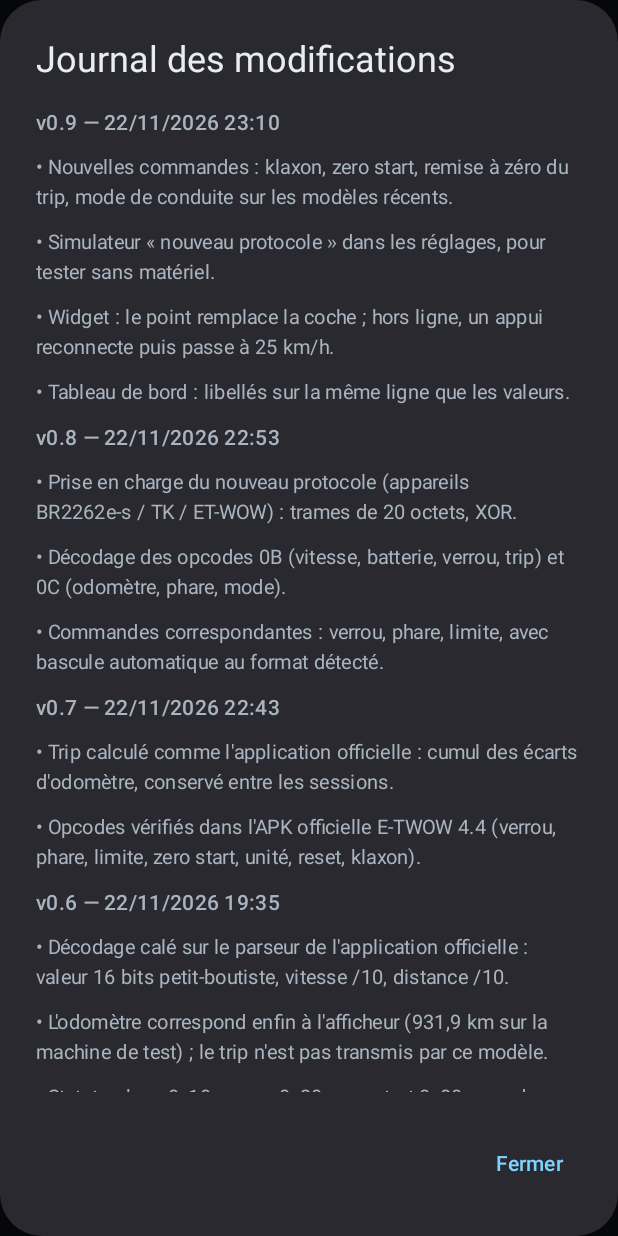
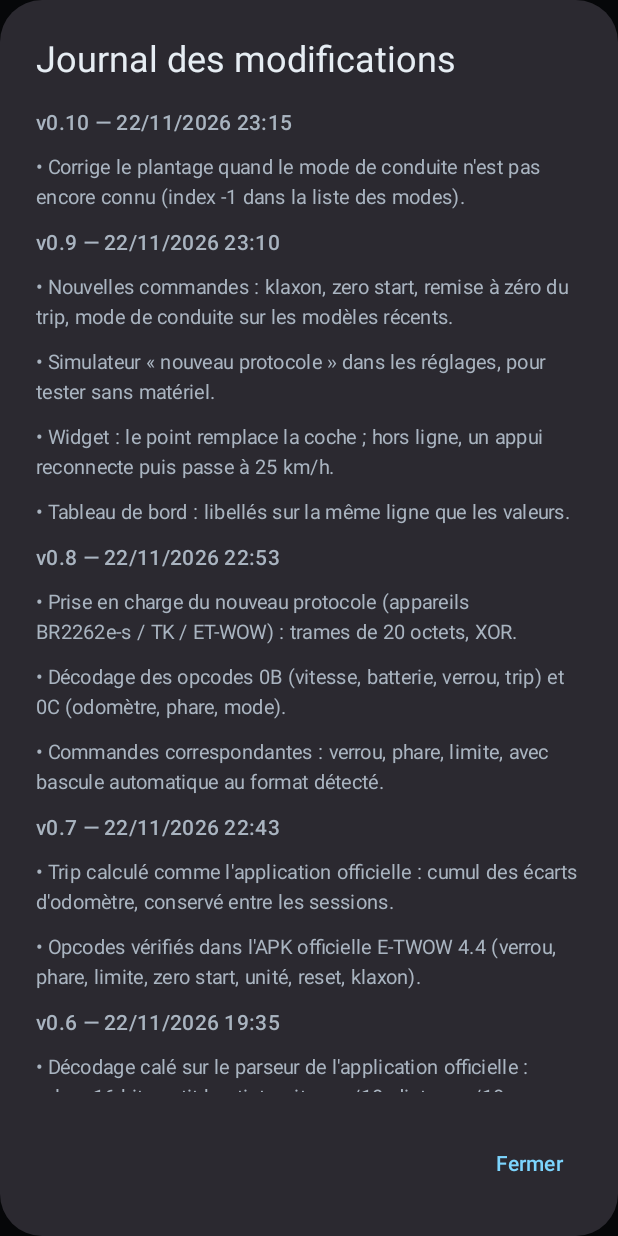
Before and after one commit to JC-LGMS/Etwow, an Android app built with Jetpack Compose: the screen it shows after launch (MainActivity), after a tap on an icon or button, on a phone screen of 412 x 824 dp. Run offline under Robolectric (Android 15) with nearby library versions, the phone set to English and light mode, and no system bars.

Commit message:
Etwow 0.10 : corrige le plantage du mode de conduite inconnu

```diff
--- a/app/src/main/java/com/etwow/ui/Changelog.kt
+++ b/app/src/main/java/com/etwow/ui/Changelog.kt
@@ -11,6 +11,13 @@ data class ChangelogEntry(
 )
 
 val CHANGELOG = listOf(
+    ChangelogEntry(
+        version = "0.10",
+        date = "22/11/2026 23:15",
+        items = listOf(
+            "Corrige le plantage quand le mode de conduite n'est pas encore connu (index -1 dans la liste des modes).",
+        ),
+    ),
     ChangelogEntry(
         version = "0.9",
         date = "22/11/2026 23:10",
--- a/app/src/main/java/com/etwow/ui/MainScreen.kt
+++ b/app/src/main/java/com/etwow/ui/MainScreen.kt
@@ -220,7 +220,8 @@ private fun MainPage(onSettings: () -> Unit, onInfo: () -> Unit, onVersion: () -
             }
 
             if (state.newProtocol) {
-                Text("Mode de conduite : ${DRIVE_MODES[state.driveMode ?: -1] ?: "—"}")
+                val driveLabel = state.driveMode?.let { DRIVE_MODES.getOrNull(it) } ?: "—"
+                Text("Mode de conduite : $driveLabel")
                 Row(horizontalArrangement = Arrangement.spacedBy(8.dp)) {
                     DRIVE_MODES.forEachIndexed { index, label ->
                         val selected = state.driveMode == index
```
Also changed, not shown: 2 other files.
